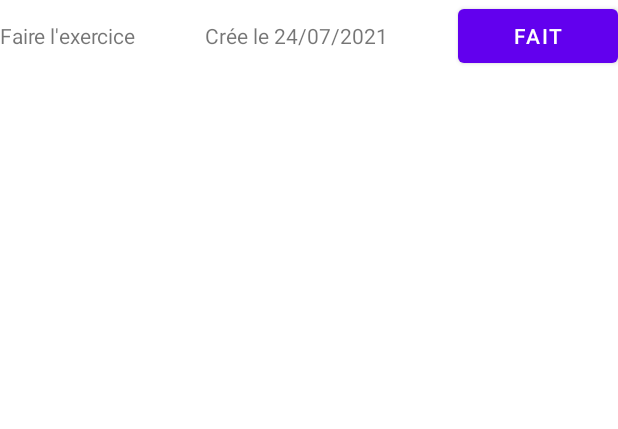
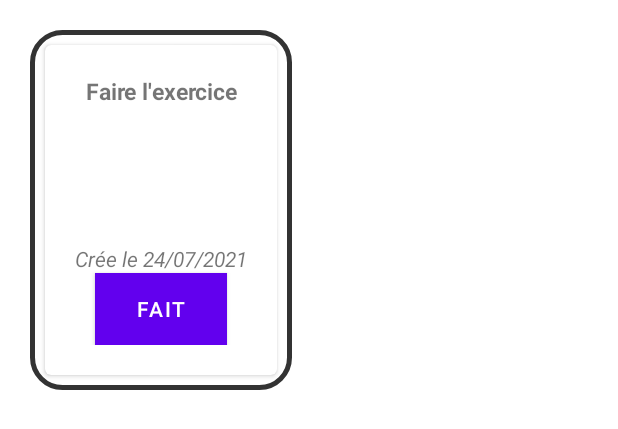
Before and after one commit to marieThielens/evenement, an Android app: the layout activity_item.xml on its own in the app's theme, with its tools: preview values and no code run, on a phone screen of 412 x 824 dp. Shown: the top 429 px of the screen. Run offline under Robolectric (Android 15) with nearby library versions, the phone set to English and light mode, and no system bars.

Commit message:
visuel card

```diff
--- a/app/build.gradle
+++ b/app/build.gradle
@@ -33,7 +33,7 @@ dependencies {
     implementation 'androidx.appcompat:appcompat:1.3.0'
     implementation 'com.google.android.material:material:1.3.0'
     implementation 'androidx.constraintlayout:constraintlayout:2.0.4'
-    implementation 'androidx.recyclerview:recyclerview:1.2.0'
+    implementation 'androidx.recyclerview:recyclerview:1.2.1'
     implementation 'androidx.cardview:cardview:1.0.0'
     implementation 'androidx.legacy:legacy-support-v4:1.0.0'
     testImplementation 'junit:junit:4.+'
--- a/app/src/main/java/com/example/labo/MainActivity.java
+++ b/app/src/main/java/com/example/labo/MainActivity.java
@@ -8,6 +8,7 @@ import androidx.recyclerview.widget.LinearLayoutManager;
 import androidx.recyclerview.widget.RecyclerView;
 
 import android.app.Fragment;
+import android.content.Context;
 import android.content.DialogInterface;
 import android.content.Intent;
 import android.os.Bundle;
@@ -88,8 +89,9 @@ public class MainActivity extends AppCompatActivity  implements AdapterView.OnIt
         });
 
         // RecyclerView .....................................
-        // Creation du type de layout que le RecyclerView utilise (Linear/Grid/StraggeredGrid)
-        RecyclerView.LayoutManager layoutManager = new LinearLayoutManager(this);
+        // Creation du type de layout que le RecyclerView utilise (Linear/Grid/StraggeredGrid) / Je mets en horizontal
+
+        RecyclerView.LayoutManager layoutManager = new LinearLayoutManager(getBaseContext(), LinearLayoutManager.HORIZONTAL, false);
         // va permettre de définir le type de layout de mon recycler
         monRecycler.setLayoutManager(layoutManager);
         monRecycler.setHasFixedSize(false); // Si des éléments sont rajouté ou enlevé, la modification du contenu de l'adapteur ne modifie ni sa hauteur ni sa largeur
--- /dev/null
+++ b/app/src/main/res/drawable/card.xml
@@ -0,0 +1,7 @@
+<?xml version="1.0" encoding="utf-8"?>
+<shape xmlns:android="http://schemas.android.com/apk/res/android"
+    android:shape="rectangle" >
+    <solid android:color="#ffffff" />
+    <stroke android:width="3dip" android:color="#333333"/>
+    <corners android:radius="20dip"/>
+</shape>
--- a/app/src/main/res/layout/activity_item.xml
+++ b/app/src/main/res/layout/activity_item.xml
@@ -1,34 +1,51 @@
 <?xml version="1.0" encoding="utf-8"?>
 <LinearLayout xmlns:android="http://schemas.android.com/apk/res/android"
+    android:layout_width="wrap_content"
+    android:layout_height="wrap_content"
+    xmlns:app="http://schemas.android.com/apk/res-auto"
+    android:orientation="vertical"
+    android:background="@drawable/card"
+    android:layout_margin="20dp"
+    >
+    <androidx.cardview.widget.CardView
+        android:id="@+id/cardView"
+        android:layout_width="wrap_content"
+        android:layout_height="0dp"
+        app:cardCornerRadius="4dp"
+        android:layout_margin="10dp"
+        android:layout_weight="1"
+        >
+        <LinearLayout
+            android:layout_width="wrap_content"
+            android:layout_height="180dp"
+            android:layout_margin="20dp"
+            android:orientation="vertical">
+
+            <TextView
+                android:id="@+id/activity_item_titre"
                 android:layout_width="match_parent"
                 android:layout_height="wrap_content"
-    android:orientation="vertical"
-    android:outlineAmbientShadowColor="@color/black">
-    <LinearLayout
-        android:layout_width="match_parent"
-        android:layout_height="wrap_content"
-        android:orientation="horizontal">
-        <TextView
-            android:id="@+id/activity_item_titre"
-            android:layout_width="wrap_content"
-            android:layout_height="wrap_content"
                 android:text="Faire l'exercice"
+                android:textAlignment="center"
+                android:textSize="15sp"
                 android:layout_weight="1"
-            />
+                android:textStyle="bold" />
+
             <TextView
                 android:id="@+id/todo_item_date"
                 android:layout_width="wrap_content"
                 android:layout_height="wrap_content"
-            android:text="Crée le 24/07/2021"
-            android:layout_weight="1"
-            />
+                android:textStyle="italic"
+                android:text="Crée le 24/07/2021" />
+
             <Button
                 android:id="@+id/todo_item_btn_fini"
-            android:layout_width="60sp"
+                android:layout_width="wrap_content"
                 android:layout_height="wrap_content"
-            android:text="Fait"
-            android:layout_weight="1"
-            />
+                android:layout_gravity="center"
+                android:background="@color/white"
+                android:text="Fait" />
         </LinearLayout>
 
+    </androidx.cardview.widget.CardView>
 </LinearLayout>
```
Also changed, not shown: app/src/main/java/com/example/labo/AjouterActivity.java (+4 -4 lines), app/src/main/res/layout/activity_main.xml (+15 -7 lines). Lines whose indentation alone changed are shown as unchanged.
